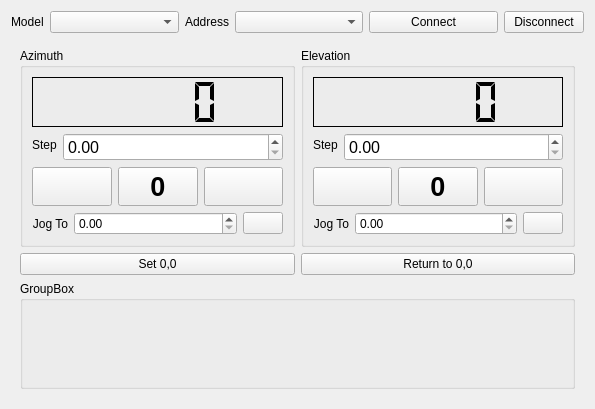
Before: the Qt Designer form pychamber/app/ui/positioner_widget.ui in PyChamber/PyChamber, drawn with Qt 5.
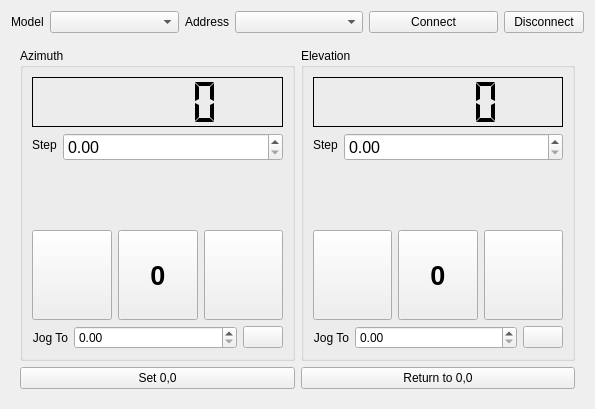
After: the same form once the commit is applied. Custom widgets are drawn as their Qt base class.

```diff
--- a/pychamber/app/ui/positioner_widget.ui
+++ b/pychamber/app/ui/positioner_widget.ui
@@ -443,17 +443,6 @@
         </item>
        </layout>
       </item>
-      <item>
-       <widget class="QGroupBox" name="model_gb">
-        <property name="title">
-         <string>GroupBox</string>
-        </property>
-        <property name="flat">
-         <bool>true</bool>
-        </property>
-        <layout class="QVBoxLayout" name="verticalLayout_5"/>
-       </widget>
-      </item>
      </layout>
     </widget>
    </item>
```
